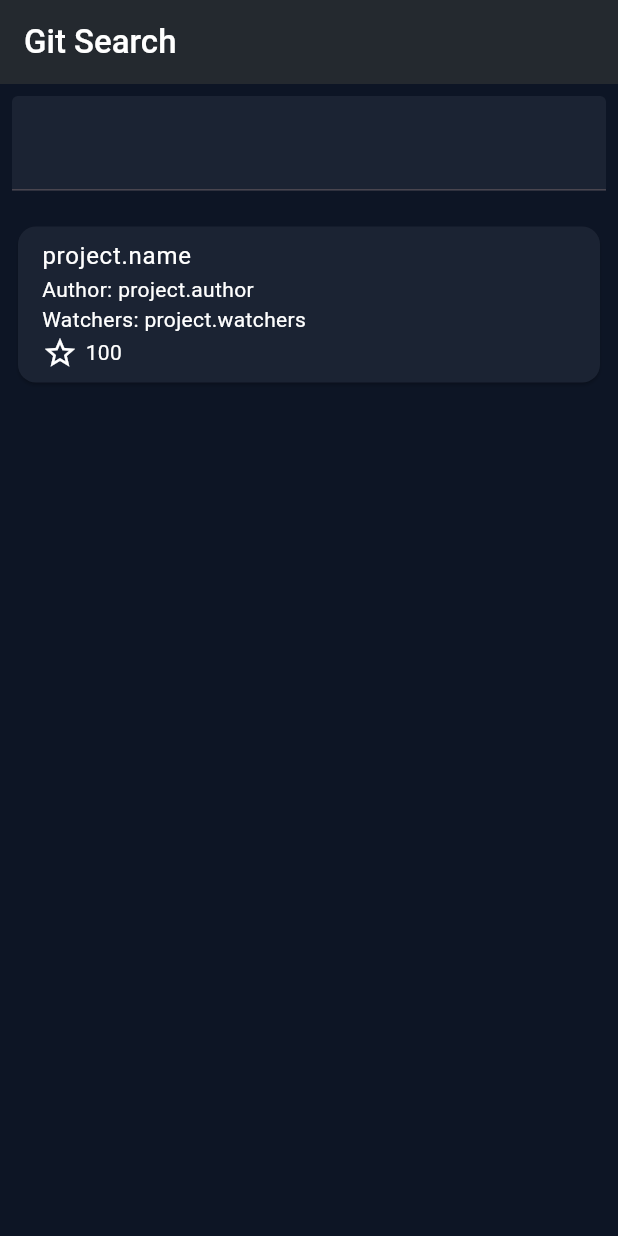
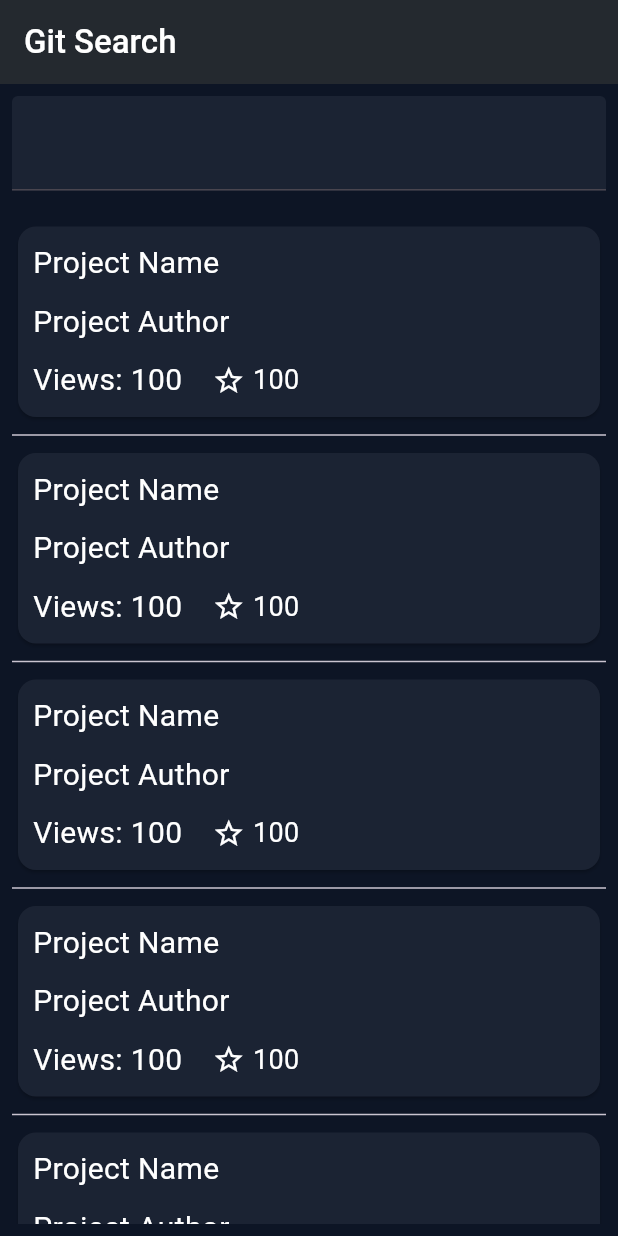
Before and after one commit to MajidiyM/github_search, a Flutter app: the screen it shows after launch, on a phone screen of 412 x 824 dp. Run offline on Flutter 3.47's test engine with Material 3 defaults, Android fonts, the phone set to English and light mode, and no system bars.

Commit message:
[Created] Создал виджет для карточек
Создал виджет для карточек и добавил в ListView

```diff
--- a/lib/main.dart
+++ b/lib/main.dart
@@ -1,4 +1,4 @@
 import 'package:flutter/material.dart';
-import 'githubSearch.dart';
+import 'github_search.dart';
 
 void main() => runApp(const GithubSearch());
--- a/lib/repoList/screen/repoListScreen.dart
+++ /dev/null
@@ -1,96 +0,0 @@
-import 'package:flutter/material.dart';
-
-class RepoListScreen extends StatefulWidget {
-  const RepoListScreen({super.key});
-
-  @override
-  State<RepoListScreen> createState() => _RepoListScreenState();
-}
-
-class _RepoListScreenState extends State<RepoListScreen> {
-  @override
-  Widget build(BuildContext context) {
-    return Scaffold(
-      backgroundColor: const Color(0xFF0d1525),
-      appBar: AppBar(
-        title: const Text(
-          "Git Search",
-          style: TextStyle(
-            fontWeight: FontWeight.w500,
-            color: Colors.white,
-          ),
-        ),
-        backgroundColor: const Color(0xFF24292f),
-      ),
-      body: const Padding(
-        padding: EdgeInsets.all(8.0),
-        child: Column(
-          children: [
-            // поле поиска
-            TextField(
-              style: TextStyle(
-                color: Colors.white,
-                fontSize: 22.0,
-              ),
-              decoration: InputDecoration(
-                  contentPadding:
-                      EdgeInsets.symmetric(vertical: 15.0, horizontal: 10.0),
-                  filled: true,
-                  fillColor: Color(0xFF1b2333),
-                  labelStyle: TextStyle(
-                    color: Colors.black,
-                  )),
-            ),
-            SizedBox(
-              height: 20.0,
-            ),
-            Card(
-              color: Color(0xFF1b2333),
-              child: ListTile(
-                title: Text(
-                  "project.name",
-                  style: TextStyle(
-                    color: Colors.white,
-                  ),
-                ),
-                subtitle: Column(
-                  crossAxisAlignment: CrossAxisAlignment.start,
-                  children: [
-                    Text(
-                      'Author: project.author',
-                      style: TextStyle(
-                        color: Colors.white,
-                      ),
-                    ),
-                    Text(
-                      'Watchers: project.watchers',
-                      style: TextStyle(
-                        color: Colors.white,
-                      ),
-                    ),
-                    Row(
-                      children: [
-                        Icon(
-                          color: Colors.white,
-                          Icons.star_border,
-                        ),
-                        SizedBox(
-                            width: 5), // Adjust spacing between icon and text
-                        Text(
-                          '100',
-                          style: TextStyle(
-                            color: Colors.white,
-                          ),
-                        ), // Number of stars
-                      ],
-                    ),
-                  ],
-                ),
-              ),
-            ),
-          ],
-        ),
-      ),
-    );
-  }
-}
--- a/lib/repoList/screen/screen.dart
+++ /dev/null
@@ -1 +0,0 @@
-export 'repoListScreen.dart';
--- a/lib/repoList/widget.dart/repoCard.dart
+++ /dev/null
@@ -1 +0,0 @@
-import 'package:flutter/material.dart';
--- a/lib/repoList/widget.dart/widget.dart
+++ /dev/null
@@ -1 +0,0 @@
-export 'repoCard.dart';
--- /dev/null
+++ b/lib/repo_list/screen/repo_list_screen.dart
@@ -0,0 +1,62 @@
+import 'package:flutter/material.dart';
+import 'package:github_search/repo_list/widget.dart/widget.dart';
+
+class RepoListScreen extends StatefulWidget {
+  const RepoListScreen({super.key});
+
+  @override
+  State<RepoListScreen> createState() => _RepoListScreenState();
+}
+
+class _RepoListScreenState extends State<RepoListScreen> {
+  @override
+  Widget build(BuildContext context) {
+    return Scaffold(
+      backgroundColor: const Color(0xFF0d1525),
+      appBar: AppBar(
+        title: const Text(
+          "Git Search",
+          style: TextStyle(
+            fontWeight: FontWeight.w500,
+            color: Colors.white,
+          ),
+        ),
+        backgroundColor: const Color(0xFF24292f),
+      ),
+      body: Padding(
+        padding: const EdgeInsets.all(8.0),
+        child: Column(
+          children: [
+            // поле поиска
+            const TextField(
+              style: TextStyle(
+                color: Colors.white,
+                fontSize: 22.0,
+              ),
+              decoration: InputDecoration(
+                  contentPadding:
+                      EdgeInsets.symmetric(vertical: 15.0, horizontal: 10.0),
+                  filled: true,
+                  fillColor: Color(0xFF1b2333),
+                  labelStyle: TextStyle(
+                    color: Colors.black,
+                  )),
+            ),
+            const SizedBox(
+              height: 20.0,
+            ),
+            Expanded(
+              child: ListView.separated(
+                shrinkWrap:
+                    true, // Указываем ListView сжиматься, чтобы занять только необходимое пространство
+                itemBuilder: (context, index) => const RepoCard(),
+                separatorBuilder: (context, index) => const Divider(),
+                itemCount: 10,
+              ),
+            ),
+          ],
+        ),
+      ),
+    );
+  }
+}
--- /dev/null
+++ b/lib/repo_list/screen/screen.dart
@@ -0,0 +1 @@
+export 'repo_list_screen.dart';
--- /dev/null
+++ b/lib/repo_list/widget.dart/repo_card.dart
@@ -0,0 +1,74 @@
+import 'package:flutter/material.dart';
+
+class RepoCard extends StatelessWidget {
+  const RepoCard({super.key});
+
+  @override
+  Widget build(BuildContext context) {
+    return  Card(
+      color: Color(0xFF1b2333),
+      child: Padding(
+        padding: EdgeInsets.all(10.0),
+        child: InkWell(
+          onTap: () {
+            print("pressed");
+          },
+          child: Column(
+            crossAxisAlignment: CrossAxisAlignment.start,
+            children: [
+              Text(
+                "Project Name",
+                style: TextStyle(
+                  color: Colors.white,
+                  fontSize: 20.0,
+                ),
+              ),
+              SizedBox(height: 10.0),
+              Text(
+                "Project Author",
+                style: TextStyle(
+                  color: Colors.white,
+                  fontSize: 20.0,
+                ),
+              ),
+              SizedBox(height: 10.0),
+              Row(
+                children: [
+                  Text(
+                    "Views: 100",
+                    style: TextStyle(
+                      color: Colors.white,
+                      fontSize: 20.0,
+                    ),
+                  ),
+                  SizedBox(
+                    width: 20.0,
+                  ),
+                  Row(
+                    children: [
+                      Icon(
+                        Icons.star_border,
+                        color: Colors.white,
+                        size: 22.0,
+                      ),
+                      SizedBox(
+                        width: 5.0,
+                      ),
+                      Text(
+                        "100",
+                        style: TextStyle(
+                          color: Colors.white,
+                          fontSize: 18.0,
+                        ),
+                      ),
+                    ],
+                  )
+                ],
+              ),
+            ],
+          ),
+        ),
+      ),
+    );
+  }
+}
--- /dev/null
+++ b/lib/repo_list/widget.dart/widget.dart
@@ -0,0 +1 @@
+export 'repo_card.dart';
--- a/lib/routes/routes.dart
+++ b/lib/routes/routes.dart
@@ -1,4 +1,4 @@
-import '../repoList/screen/screen.dart';
+import '../repo_list/screen/screen.dart';
 
 final routes = {
   "/": (context) => const RepoListScreen(),
```
Also changed, not shown: lib/github_search.dart (renamed from lib/githubSearch.dart), 1 other file.
